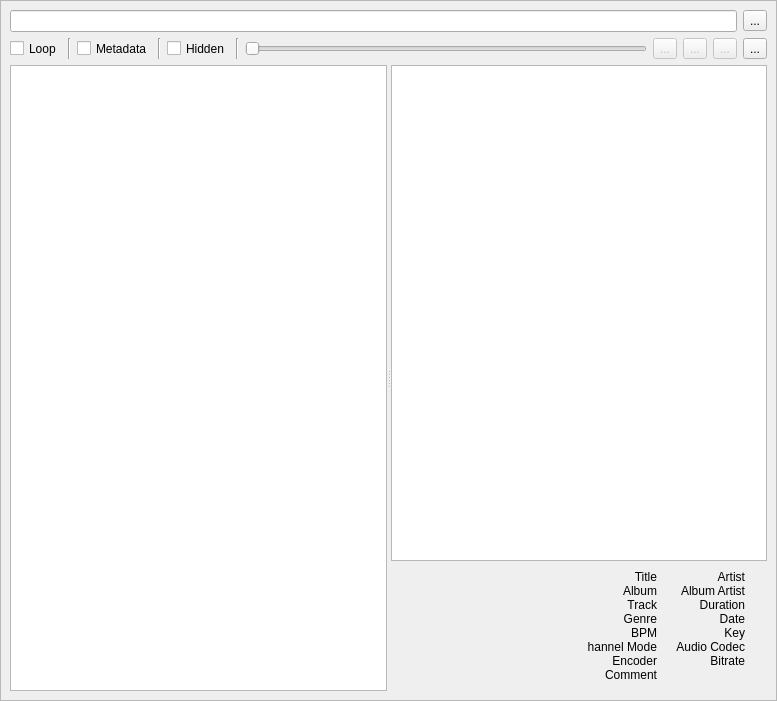
Before: the Qt Designer form ui/main_win.ui in mimbert/soundbrowser, drawn with Qt 5.
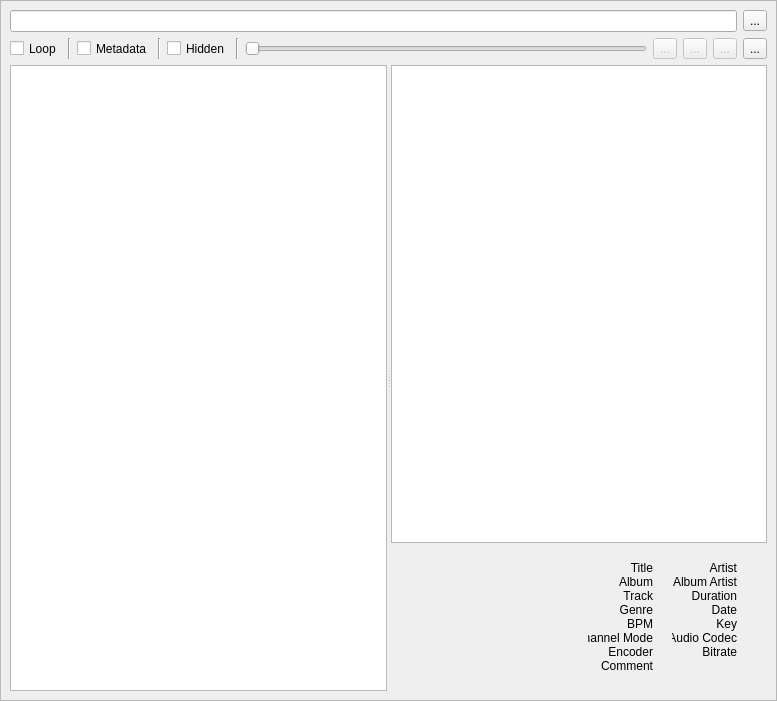
After: the same form once the commit is applied. Icons and pictures are not drawn.

Commit message: bottom pane show / hide

Diff of the .ui file:
```diff
--- a/ui/main_win.ui
+++ b/ui/main_win.ui
@@ -128,7 +128,8 @@
               </widget>
              </item>
              <item>
-              <layout class="QHBoxLayout" name="horizontalLayout_2">
+              <widget class="QFrame" name="bottom_pane">
+               <layout class="QHBoxLayout" name="bottom_pane_layout">
                <property name="spacing">
                 <number>0</number>
                </property>
@@ -614,6 +615,7 @@
                 </widget>
                </item>
               </layout>
+              </widget>
              </item>
             </layout>
            </item>
```
Lines whose indentation alone changed are shown as unchanged. The commit also changes 1 other file.
